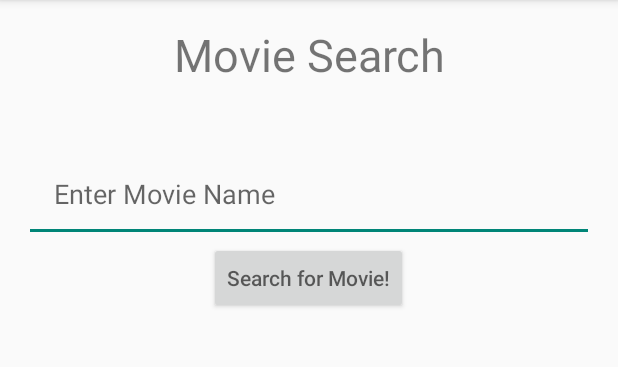
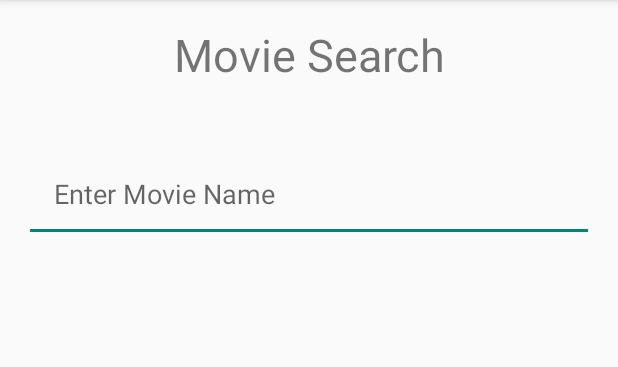
Before and after one commit to njdelima/cs2340-group59, an Android app: the SearchActivity screen opened directly, with no data from a screen before it, on a phone screen of 412 x 824 dp, the part 84-451 px from its top. Run offline under Robolectric (Android 15) with nearby library versions, the phone set to English and light mode, and no system bars.

Commit message:
Got Rid of the Movie Search Button since it was redundant

```diff
--- a/TheMovieApp/app/src/main/res/layout/activity_search.xml
+++ b/TheMovieApp/app/src/main/res/layout/activity_search.xml
@@ -28,18 +28,10 @@
         android:layout_alignParentStart="true"
         android:layout_marginTop="40dp"
         android:padding="20dp"/>
-    <Button
-        android:id="@+id/search_button"
-        android:layout_width="wrap_content"
-        android:layout_height="wrap_content"
-        android:layout_below="@id/movie_search"
-        android:layout_centerHorizontal="true"
-        android:hint="Search for Movie!"
-        android:onClick="searchClick"/>
     <ListView
         android:id="@+id/search_results_list_view"
         android:layout_width="match_parent"
         android:layout_height="match_parent"
-        android:layout_below="@id/search_button">
+        android:layout_below="@id/movie_search">
     </ListView>
 </RelativeLayout>
```
